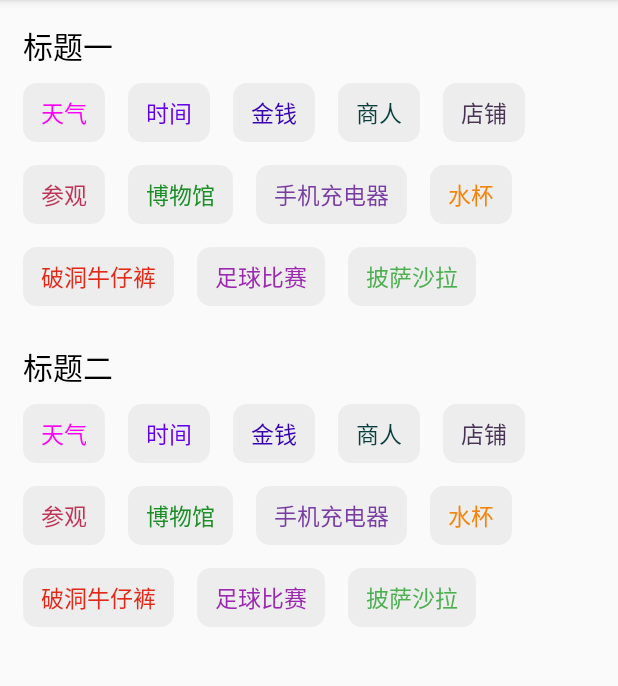
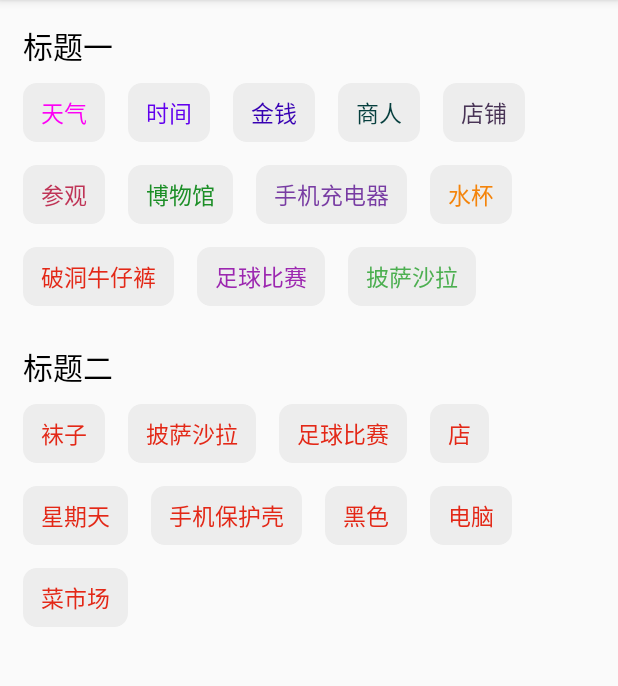
Before and after one commit to yufengvac/KViewGroup, an Android app: the screen it shows after launch (MainActivity), on a phone screen of 412 x 824 dp, the part 84-770 px from its top. Run offline under Robolectric (Android 15) with nearby library versions, the phone set to English and light mode, and no system bars.

Commit message:
增加适配器，动态往FlowViewGroup中添加数据

```diff
--- a/app/src/main/java/com/yufeng/kviewgroup/main/MainActivity.kt
+++ b/app/src/main/java/com/yufeng/kviewgroup/main/MainActivity.kt
@@ -1,13 +1,41 @@
 package com.yufeng.kviewgroup.main
 
 import android.os.Bundle
+import android.view.LayoutInflater
+import android.view.View
+import android.widget.TextView
 import androidx.appcompat.app.AppCompatActivity
 import com.yufeng.kviewgroup.R
+import com.yufeng.kviewgroup.view.FlowViewApplyAdapter
+import com.yufeng.kviewgroup.view.FlowViewGroup
 
 class MainActivity : AppCompatActivity() {
 
+    private lateinit var flowViewGroup: FlowViewGroup
     override fun onCreate(savedInstanceState: Bundle?) {
         super.onCreate(savedInstanceState)
         setContentView(R.layout.activity_main)
+
+        flowViewGroup = findViewById(R.id.flow_view_group)
+
+        val list = mutableListOf<String>()
+        list.add("袜子")
+        list.add("披萨沙拉")
+        list.add("足球比赛")
+        list.add("店")
+        list.add("星期天")
+        list.add("手机保护壳")
+        list.add("黑色")
+        list.add("电脑")
+        list.add("菜市场")
+        flowViewGroup.setData(list, object : FlowViewApplyAdapter<String>() {
+            override fun getFlowView(t: String): View {
+                val view =
+                    LayoutInflater.from(this@MainActivity).inflate(R.layout.item_tag_view, null)
+                val tv = view.findViewById<TextView>(R.id.item_tag_view_tv)
+                tv.text = t
+                return view
+            }
+        })
     }
 }
--- /dev/null
+++ b/app/src/main/java/com/yufeng/kviewgroup/view/DefaultFlowViewApply.kt
@@ -0,0 +1,18 @@
+package com.yufeng.kviewgroup.view
+
+import android.content.Context
+import android.view.LayoutInflater
+import android.view.View
+import android.widget.TextView
+import com.yufeng.kviewgroup.R
+
+class DefaultFlowViewApply constructor(ctx: Context) : FlowViewApplyAdapter<String>() {
+
+    private val context = ctx
+    override fun getFlowView(t: String): View {
+        val view = LayoutInflater.from(context).inflate(R.layout.item_tag_view, null)
+        val tv = view.findViewById<TextView>(R.id.item_tag_view_tv)
+        tv.text = t
+        return view
+    }
+}
--- /dev/null
+++ b/app/src/main/java/com/yufeng/kviewgroup/view/FlowViewApplyAdapter.kt
@@ -0,0 +1,15 @@
+package com.yufeng.kviewgroup.view
+
+import android.view.View
+
+abstract class FlowViewApplyAdapter<T> {
+
+    private var data: MutableList<T> = mutableListOf()
+
+    fun refreshData(data: MutableList<T>) {
+        this.data.clear()
+        this.data.addAll(data)
+    }
+
+    abstract fun getFlowView(t: T): View
+}
--- a/app/src/main/java/com/yufeng/kviewgroup/view/FlowViewGroup.kt
+++ b/app/src/main/java/com/yufeng/kviewgroup/view/FlowViewGroup.kt
@@ -13,11 +13,12 @@ import kotlin.math.max
 class FlowViewGroup constructor(context: Context, attributeSet: AttributeSet?, defStyleAttr: Int) :
     ViewGroup(context, attributeSet, defStyleAttr) {
 
-    private var horizontalSpace = 0
-    private var verticalSpace = 0
-    private val heightList: MutableList<Int> = mutableListOf()
-    private var viewList: MutableList<View> = mutableListOf()
+    private var horizontalSpace = 0//横向间距
+    private var verticalSpace = 0//竖向间距
+    private val heightList: MutableList<Int> = mutableListOf()//高度集合
+    private var viewList: MutableList<View> = mutableListOf()//view的集合
     private var allViewList: MutableList<MutableList<View>> = mutableListOf()
+    private lateinit var flowViewApply: FlowViewApplyAdapter<String>//View提供者
 
     constructor(context: Context) : this(context, null)
 
@@ -32,11 +33,28 @@ class FlowViewGroup constructor(context: Context, attributeSet: AttributeSet?, d
     private fun init(context: Context, attributeSet: AttributeSet?) {
         val typeArray = context.obtainStyledAttributes(attributeSet, R.styleable.FlowViewGroup)
         horizontalSpace =
-            typeArray.getDimensionPixelSize(R.styleable.FlowViewGroup_horizontal_space, 30);
+            typeArray.getDimensionPixelSize(R.styleable.FlowViewGroup_horizontal_space, 30)
         verticalSpace =
             typeArray.getDimensionPixelSize(R.styleable.FlowViewGroup_vertical_space, 30)
         typeArray.recycle()
 
+        flowViewApply = DefaultFlowViewApply(context)
+    }
+
+    fun setData(contentList: MutableList<String>) {
+        removeAllViews()
+        for (i in 0 until contentList.size) {
+            val view = flowViewApply.getFlowView(contentList[i])
+            addView(view)
+        }
+    }
+
+    fun setData(contentList: MutableList<String>, flowViewApply: FlowViewApplyAdapter<String>) {
+        removeAllViews()
+        for (i in 0 until contentList.size) {
+            val view = flowViewApply.getFlowView(contentList[i])
+            addView(view)
+        }
     }
 
     override fun onLayout(p0: Boolean, p1: Int, p2: Int, p3: Int, p4: Int) {
@@ -48,7 +66,7 @@ class FlowViewGroup constructor(context: Context, attributeSet: AttributeSet?, d
             for (childView in viewList) {
 
                 val right = left + childView.measuredWidth
-                val bottom = top + childView.measuredHeight;
+                val bottom = top + childView.measuredHeight
                 childView.layout(
                     left,
                     top,
--- a/app/src/main/res/layout/activity_main.xml
+++ b/app/src/main/res/layout/activity_main.xml
@@ -132,109 +132,13 @@
         android:textSize="20sp" />
 
     <com.yufeng.kviewgroup.view.FlowViewGroup
+        android:id="@+id/flow_view_group"
         android:layout_width="match_parent"
-        android:layout_height="match_parent"
+        android:layout_height="wrap_content"
         android:paddingLeft="15dp"
         android:paddingTop="10dp"
         android:paddingRight="15dp"
         android:paddingBottom="10dp"
         app:horizontal_space="15dp"
-        app:vertical_space="15dp">
-
-        <TextView
-            android:layout_width="wrap_content"
-            android:layout_height="wrap_content"
-            android:background="@drawable/shape_tag_bg"
-            android:text="天气"
-            android:textColor="#FD00F5"
-            android:textSize="15sp" />
-
-        <TextView
-            android:layout_width="wrap_content"
-            android:layout_height="wrap_content"
-            android:background="@drawable/shape_tag_bg"
-            android:text="时间"
-            android:textColor="@color/colorPrimary"
-            android:textSize="15sp" />
-
-        <TextView
-            android:layout_width="wrap_content"
-            android:layout_height="wrap_content"
-            android:background="@drawable/shape_tag_bg"
-            android:text="金钱"
-            android:textColor="@color/colorPrimaryDark"
-            android:textSize="15sp" />
-
-        <TextView
-            android:layout_width="wrap_content"
-            android:layout_height="wrap_content"
-            android:background="@drawable/shape_tag_bg"
-            android:text="商人"
-            android:textColor="#053E3D"
-            android:textSize="15sp" />
-
-        <TextView
-            android:layout_width="wrap_content"
-            android:layout_height="wrap_content"
-            android:background="@drawable/shape_tag_bg"
-            android:text="店铺"
-            android:textColor="#493456"
-            android:textSize="15sp" />
-
-        <TextView
-            android:layout_width="wrap_content"
-            android:layout_height="wrap_content"
-            android:background="@drawable/shape_tag_bg"
-            android:text="参观"
-            android:textColor="#bf3456"
-            android:textSize="15sp" />
-
-        <TextView
-            android:layout_width="wrap_content"
-            android:layout_height="wrap_content"
-            android:background="@drawable/shape_tag_bg"
-            android:text="博物馆"
-            android:textColor="#1B8E26"
-            android:textSize="15sp" />
-
-        <TextView
-            android:layout_width="wrap_content"
-            android:layout_height="wrap_content"
-            android:background="@drawable/shape_tag_bg"
-            android:text="手机充电器"
-            android:textColor="#783CA3"
-            android:textSize="15sp" />
-
-        <TextView
-            android:layout_width="wrap_content"
-            android:layout_height="wrap_content"
-            android:background="@drawable/shape_tag_bg"
-            android:text="水杯"
-            android:textColor="#F4840B"
-            android:textSize="15sp" />
-
-        <TextView
-            android:layout_width="wrap_content"
-            android:layout_height="wrap_content"
-            android:background="@drawable/shape_tag_bg"
-            android:text="破洞牛仔裤"
-            android:textColor="#E32817"
-            android:textSize="15sp" />
-
-        <TextView
-            android:layout_width="wrap_content"
-            android:layout_height="wrap_content"
-            android:background="@drawable/shape_tag_bg"
-            android:text="足球比赛"
-            android:textColor="#9C27B0"
-            android:textSize="15sp" />
-
-        <TextView
-            android:layout_width="wrap_content"
-            android:layout_height="wrap_content"
-            android:background="@drawable/shape_tag_bg"
-            android:text="披萨沙拉"
-            android:textColor="#4CAF50"
-            android:textSize="15sp" />
-    </com.yufeng.kviewgroup.view.FlowViewGroup>
+        app:vertical_space="15dp"/>
 </LinearLayout>
--- /dev/null
+++ b/app/src/main/res/layout/item_tag_view.xml
@@ -0,0 +1,14 @@
+<?xml version="1.0" encoding="utf-8"?>
+<LinearLayout xmlns:android="http://schemas.android.com/apk/res/android"
+    android:layout_width="match_parent"
+    android:layout_height="wrap_content">
+
+    <TextView
+        android:id="@+id/item_tag_view_tv"
+        android:layout_width="wrap_content"
+        android:layout_height="wrap_content"
+        android:background="@drawable/shape_tag_bg"
+        android:text=""
+        android:textColor="#E32817"
+        android:textSize="15sp" />
+</LinearLayout>
```
